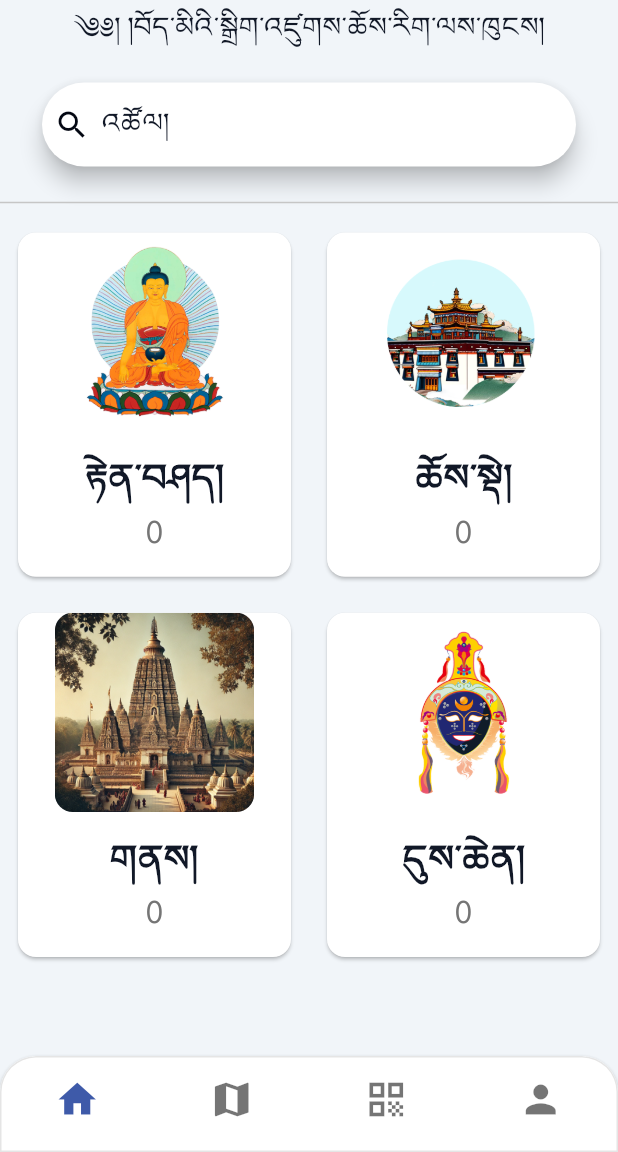
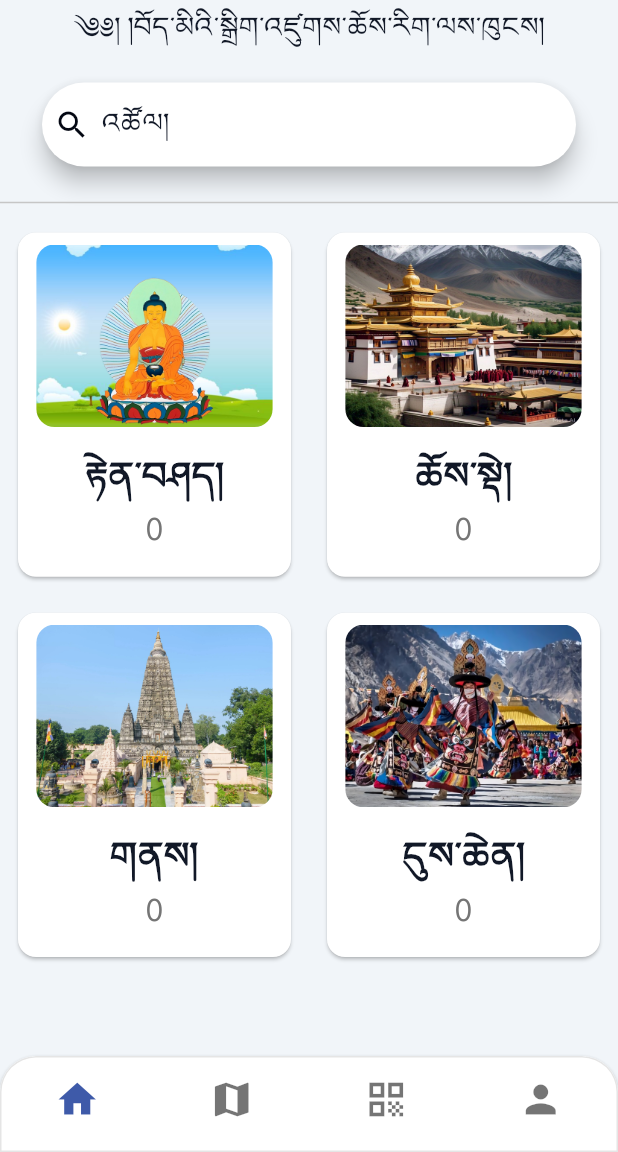
Before and after one commit to OpenPecha/gompa-tour, a Flutter app: the screen it shows after launch, on a phone screen of 412 x 824 dp, the part 84-1236 px from its top. Run offline on Flutter 3.47's test engine with Material 3 defaults, Android fonts, the phone set to English and light mode, and no system bars; drawn by our look-alikes of flutter_switch; our stand-ins replace audioplayers, cached_network_image, flutter_dotenv, flutter_map, flutter_riverpod, flutter_tts and 6 more; missing offline and left inert: mobile_scanner; accounts and stored records are empty; generated files the repository leaves out were written again; network calls fail.

Commit message:
update home UI and fix map UI

```diff
--- a/lib/repo/api_repository.dart
+++ b/lib/repo/api_repository.dart
@@ -27,7 +27,9 @@ class ApiRepository<T> {
         Uri.parse('$baseUrl/$endpoint'),
       );
       if (response.statusCode == 200) {
-        final List<dynamic> data = json.decode(response.body);
+        final String decodedBody =
+            const Utf8Decoder().convert(response.bodyBytes);
+        final List<dynamic> data = json.decode(decodedBody);
         return data.map((json) => fromJson(json)).toList();
       }
       throw Exception('Failed to load data');
--- a/lib/ui/screen/home_screen.dart
+++ b/lib/ui/screen/home_screen.dart
@@ -163,25 +163,25 @@ class _HomeScreenState extends ConsumerState<HomeScreen> {
               children: [
                 _buildCard(
                   MenuType.deities,
-                  'assets/images/buddha.png',
+                  'assets/images/statues.jpg',
                   context,
                   totalStatue,
                 ),
                 _buildCard(
                   MenuType.organization,
-                  'assets/images/potala2.png',
+                  'assets/images/monsatery.jpeg',
                   context,
                   totalGonpa,
                 ),
                 _buildCard(
                   MenuType.pilgrimage,
-                  'assets/images/dorjee_den.webp',
+                  'assets/images/pilgrimage.jpg',
                   context,
                   totalPilgrimSite,
                 ),
                 _buildCard(
                   MenuType.festival,
-                  'assets/images/duchen.png',
+                  'assets/images/Festivals.jpeg',
                   context,
                   totalFestival,
                 ),
@@ -218,17 +218,19 @@ class _HomeScreenState extends ConsumerState<HomeScreen> {
           children: [
             Expanded(
               flex: 3,
-              child: ClipRRect(
-                borderRadius: BorderRadius.circular(12),
-                child: Image.asset(
-                  imagePath,
-                  fit: BoxFit.contain,
+              child: Padding(
+                padding: const EdgeInsets.all(8.0),
+                child: ClipRRect(
+                  borderRadius: BorderRadius.circular(12),
+                  child: Image.asset(
+                    imagePath,
+                    fit: BoxFit.contain,
+                  ),
                 ),
               ),
             ),
-            const SizedBox(height: 8),
             Expanded(
-              flex: 2, // Give less space to text content
+              flex: 2,
               child: Column(
                 mainAxisAlignment: MainAxisAlignment.center,
                 children: [
```
Also changed, not shown: lib/states/gonpa_state.dart (+10 -0 lines), lib/ui/screen/map_screen.dart (+44 -31 lines), assets/images/Buddha statues.jpg (added), assets/images/Festivals.jpeg (added), assets/images/monsatery.jpeg (added), assets/images/pilgrimage.jpg (added), assets/images/statues.jpg (added).
